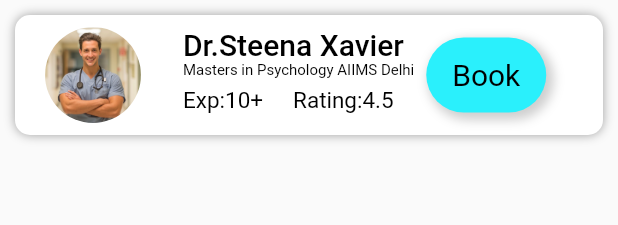
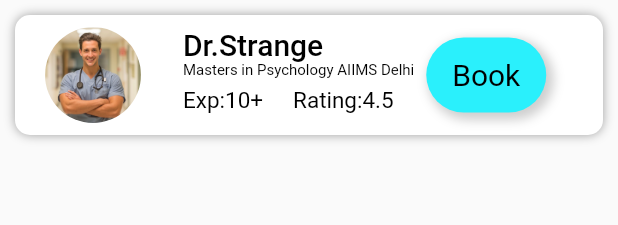
Before and after one commit to vipinedayour/Bueno, a Flutter app: the CustomCard widget shown alone on an empty page, opened directly, on a phone screen of 412 x 824 dp. Shown: the top 225 px of the screen. Run offline on Flutter 3.47's test engine with Material 2 defaults, Android fonts, the light colour scheme and no system bars; our stand-ins replace animated_splash_screen, font_awesome_flutter, google_fonts.

Commit message:
name changed

```diff
--- a/lib/utilities/customcard.dart
+++ b/lib/utilities/customcard.dart
@@ -36,7 +36,7 @@ class CustomCard extends StatelessWidget {
                 crossAxisAlignment: CrossAxisAlignment.start,
                 children: [
                   TextBuilder(
-                    text: 'Dr.Steena Xavier',
+                    text: 'Dr.Strange',
                     color: Colors.black,
                     fontWeight: FontWeight.w500,
                     fontsize: 20,
```
